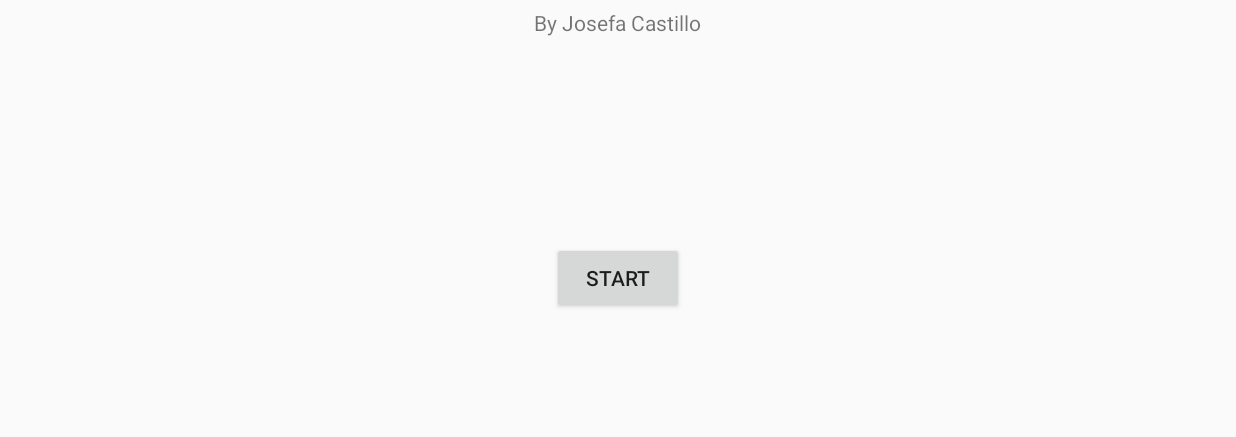
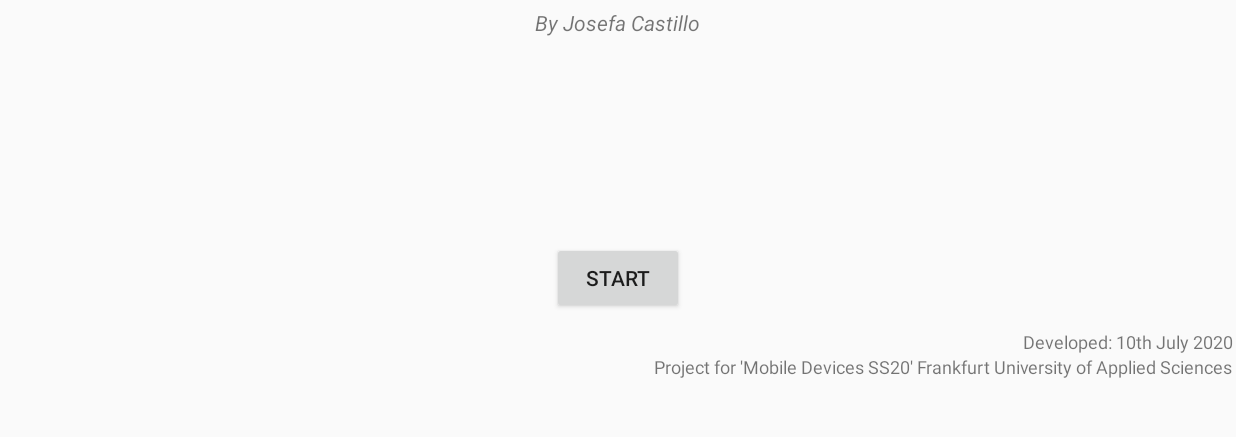
Before and after one commit to cuckoogrobble/MobDev_Pong, an Android app: the screen it shows after launch (MainActivity), on a phone screen of 824 x 412 dp (held sideways), the part 101-538 px from its top. Run offline under Robolectric (Android 15) with nearby library versions, the phone set to English and light mode, and no system bars.

Commit message:
added credits and date

```diff
--- a/app/src/main/java/com/example/pong/MainActivity.java
+++ b/app/src/main/java/com/example/pong/MainActivity.java
@@ -29,6 +29,7 @@ public class MainActivity extends AppCompatActivity implements SensorEventListen
 
     //Game Elements
     private TextView scoreLeftText, scoreRightText, gameTitle, authorTitle, gameOverText, hitsText, hits1pl,hits2pl, timerText;
+    private TextView credits, date;
     private ImageView net, paddleLeft, paddleRight, ball;
 
     //Size
@@ -143,6 +144,9 @@ public class MainActivity extends AppCompatActivity implements SensorEventListen
         authorTitle = findViewById(R.id.author);
         startButton = findViewById(R.id.startButton);
         gameOverText = findViewById(R.id.gameOverText);
+        date = findViewById(R.id.date);
+        credits = findViewById(R.id.credits);
+
 
         //Initialize time
         startTime = System.currentTimeMillis() / 1000;
@@ -256,6 +260,7 @@ public class MainActivity extends AppCompatActivity implements SensorEventListen
         hits2pl.setVisibility(View.VISIBLE);
         timerText.setVisibility(View.VISIBLE);
         gameOverText.setVisibility(View.INVISIBLE);
+        credits.setVisibility(View.INVISIBLE);
 
         //Set Timer
 
@@ -308,8 +313,11 @@ public class MainActivity extends AppCompatActivity implements SensorEventListen
         net.setVisibility(View.INVISIBLE);
         startButton.setVisibility(View.INVISIBLE);
         gameTitle.setVisibility(View.VISIBLE);
-        authorTitle.setVisibility(View.VISIBLE);
+        authorTitle.setVisibility(View.INVISIBLE);
         gameOverText.setVisibility(View.VISIBLE);
+        date.setVisibility(View.INVISIBLE);
+        credits.setVisibility(View.INVISIBLE);
+
 
     }
 
--- a/app/src/main/res/layout/activity_main.xml
+++ b/app/src/main/res/layout/activity_main.xml
@@ -97,7 +97,6 @@
             android:layerType="software"
             android:contentDescription="@string/net"/>
 
-
         <LinearLayout
             android:id="@+id/startLayout"
             android:layout_width="match_parent"
@@ -119,6 +118,7 @@
                 android:layout_height="wrap_content"
                 android:text="@string/author_name"
                 android:textSize="14sp"
+                android:textStyle="italic"
                 android:layout_marginTop="5dp"
                 android:layout_marginBottom="20dp"/>
 
@@ -137,7 +137,28 @@
                 android:layout_height="wrap_content"
                 android:text="@string/startButton"
                 android:layout_marginTop="50dp"
+                android:layout_marginBottom="10dp"
                 android:onClick="startGame"/>
+
+            <TextView
+                android:id="@+id/date"
+                android:layout_width="wrap_content"
+                android:layout_height="wrap_content"
+                android:text="@string/date"
+                android:textSize="12sp"
+                android:layout_gravity="end"
+                android:gravity="bottom"
+                android:layout_marginRight="2dp"/>
+
+            <TextView
+                android:id="@+id/credits"
+                android:layout_width="wrap_content"
+                android:layout_height="wrap_content"
+                android:text="@string/credits"
+                android:textSize="12sp"
+                android:layout_gravity="end"
+                android:gravity="bottom"
+                android:layout_marginRight="2dp"/>
 
         </LinearLayout>
     </FrameLayout>
--- a/app/src/main/res/values/strings.xml
+++ b/app/src/main/res/values/strings.xml
@@ -13,4 +13,6 @@
     <string name="right_paddle"></string>
     <string name="ball"></string>
     <string name="net"></string>
+    <string name="credits">Project for \'Mobile Devices SS20\' Frankfurt University of Applied Sciences </string>
+    <string name="date">Developed: 10th July 2020</string>
 </resources>
```
